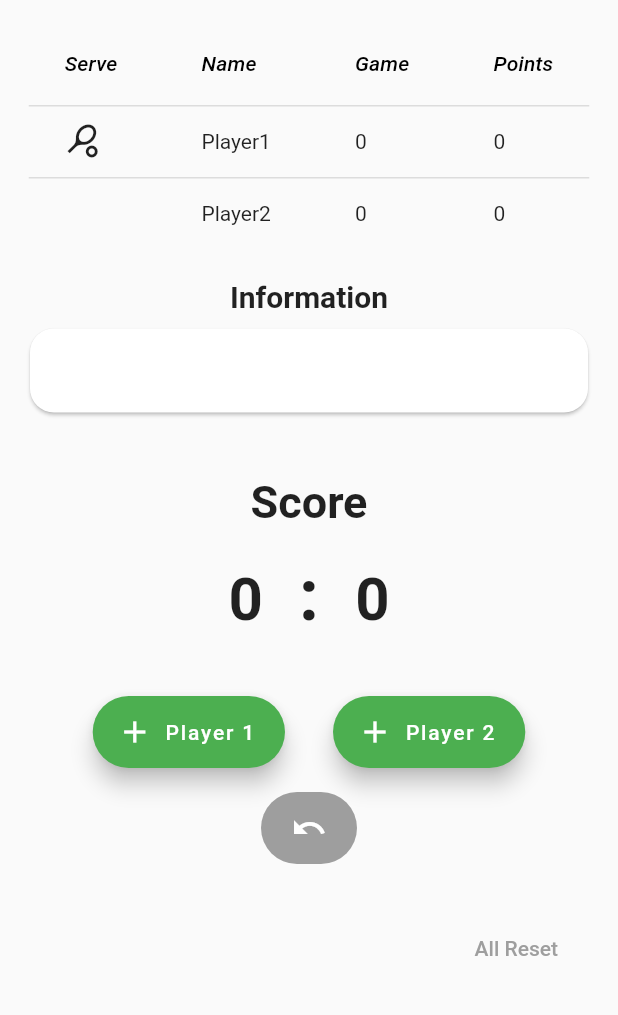
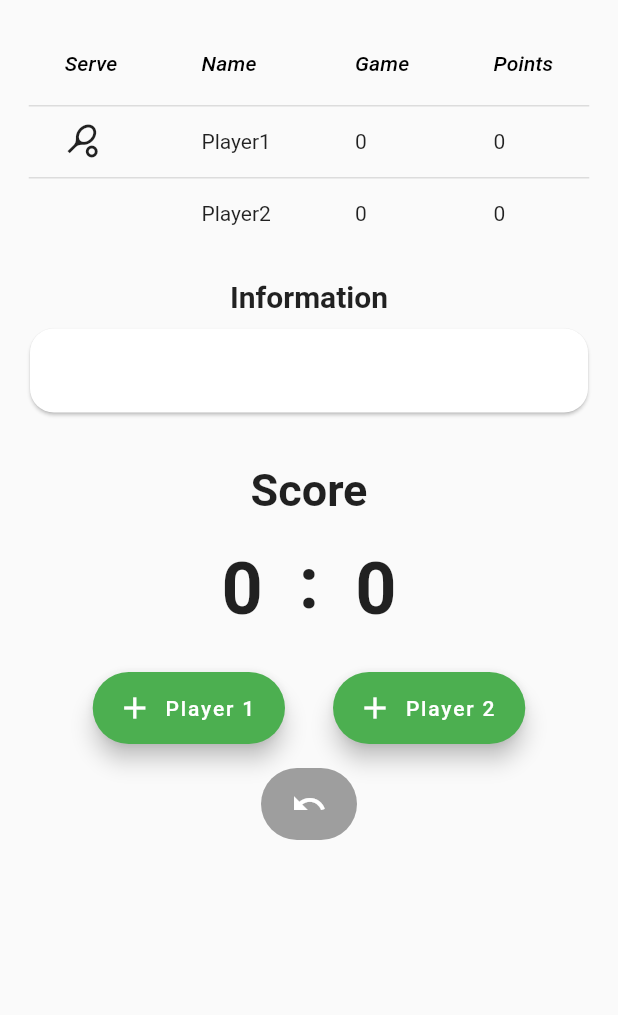
Before and after one commit to mosiccan/tennis_score_app, a Flutter app: the screen it shows after launch, after a tap on "Game Start", on a phone screen of 412 x 824 dp, the part 63-1078 px from its top. Run offline on Flutter 3.47's test engine with Material 2 defaults, Android fonts, the phone set to English and light mode, and no system bars.

Commit message:
feat: button 디자인 수정, all reset 삭제

```diff
--- a/lib/main.dart
+++ b/lib/main.dart
@@ -42,13 +42,31 @@ class _MyHomePageState extends State<MyHomePage> {
         ),
         backgroundColor: Colors.transparent,
         elevation: 0.0,
-
       ),
       body: Column(
         children: [
-          InkWell(
+          Row(
+            children: [
+              Container(
+                margin: EdgeInsets.fromLTRB(16, 24, 8, 16),
+                decoration: BoxDecoration(
+                    boxShadow: [
+                      BoxShadow(
+                        color: Colors.grey,
+                        offset: Offset(4.0, 4.0),
+                        blurRadius: 10.0,
+                        spreadRadius: 1.0,
+                      ),
+                      BoxShadow(
+                        color: Colors.white,
+                        offset: Offset(-4.0, -4.0),
+                        blurRadius: 10.0,
+                        spreadRadius: 1.0,
+                      )
+                    ]
+                ),
+                child: InkWell(
                   child: ClipRRect(
-              borderRadius: BorderRadius.circular(20),
                     child: Container(
                       alignment: Alignment.center,
                       child: Text( "Game Start",
@@ -58,16 +76,58 @@ class _MyHomePageState extends State<MyHomePage> {
                         ),
                         textAlign: TextAlign.center,
                       ),
-                width: 180,
-                height: 180,
+                      width: 172, // 160
+                      height: 229,  // 180
                       color: Colors.blueAccent.withOpacity(0.4),
                     ),
+                    borderRadius: BorderRadius.circular(20),
                   ),
                   onTap: (){
                     Navigator.push( context,
                         MaterialPageRoute( builder: (context) => korean_stadard_nodeuce_page() ) );
                   },
                 ),
+              ),
+              Container(
+                margin: EdgeInsets.fromLTRB(8, 24, 16, 16),
+                decoration: BoxDecoration(
+                  boxShadow: [
+                    BoxShadow(
+                      color: Colors.grey,
+                      offset: Offset(4.0, 4.0),
+                      blurRadius: 10.0,
+                      spreadRadius: 1.0,
+                    ),
+                    BoxShadow(
+                      color: Colors.white,
+                      offset: Offset(-4.0, -4.0),
+                      blurRadius: 10.0,
+                      spreadRadius: 1.0,
+                    )
+                  ]
+                ),
+                child: InkWell(
+                  child: ClipRRect(
+                    child: Container(
+                      alignment: Alignment.center,
+                      child: Text( "History",
+                        style: TextStyle(
+                          color: Colors.black,
+                          fontSize: 36,
+                        ),
+                        textAlign: TextAlign.center,
+                      ),
+                      width: 172, // 160
+                      height: 229,  // 180
+                      color: Colors.blueGrey.withOpacity(0.4),
+                    ),
+                    borderRadius: BorderRadius.circular(20),
+                  ),
+                  onTap: (){},
+                ),
+              ),
+            ],
+          ),
         ],
       ),
     );
--- a/lib/socreboard/korean_standard_nodeuce.dart
+++ b/lib/socreboard/korean_standard_nodeuce.dart
@@ -587,7 +587,7 @@ class _MyHomePageState extends State<MyHomePage> {
                     child: ListTile())),
             Container(
               // Score
-              margin: EdgeInsets.all(16),
+              margin: EdgeInsets.fromLTRB(0.0, 8, 0.0, 16),
               child: const Text(
                 'Score',
                 style: TextStyle(
@@ -608,7 +608,7 @@ class _MyHomePageState extends State<MyHomePage> {
                         currentPointP1(),
                         style: TextStyle(
                           fontWeight: FontWeight.bold,
-                          fontSize: 40,
+                          fontSize: 48,
                         ),
                       ),
                     )),
@@ -632,7 +632,7 @@ class _MyHomePageState extends State<MyHomePage> {
                         currentPointP2(),
                         style: TextStyle(
                           fontWeight: FontWeight.bold,
-                          fontSize: 40,
+                          fontSize: 48,
                         ),
                       ),
                     )),
@@ -642,7 +642,7 @@ class _MyHomePageState extends State<MyHomePage> {
               mainAxisAlignment: MainAxisAlignment.center,
               children: [
                 Container(
-                  margin: EdgeInsets.fromLTRB(0.0, 32, 16, 0.0),
+                  margin: EdgeInsets.fromLTRB(0.0, 24, 16, 0.0),
                   child: FloatingActionButton.extended(
                       onPressed: incrementCounterP1,
                       tooltip: 'Player 1 gets point',
@@ -650,7 +650,7 @@ class _MyHomePageState extends State<MyHomePage> {
                       label: Text("Player 1")),
                 ),
                 Container(
-                  margin: EdgeInsets.fromLTRB(16, 32, 0.0, 0.0),
+                  margin: EdgeInsets.fromLTRB(16, 24, 0.0, 0.0),
                   child: FloatingActionButton.extended(
                     onPressed: incrementCounterP2,
                     tooltip: 'Player 2 gets point',
@@ -668,19 +668,19 @@ class _MyHomePageState extends State<MyHomePage> {
                   backgroundColor: Colors.grey,
                   label: Icon(Icons.undo),
                 )),
-            Container(
-              alignment: Alignment.bottomRight,
-              margin: EdgeInsets.fromLTRB(32, 16, 32, 0.0),
-              child: TextButton(
-                style: TextButton.styleFrom(
-                  primary: Colors.grey,
-                ),
-                child: Text(
-                  'All Reset',
-                ),
-                onPressed: resetDialog,
-              ),
-            ),
+            // Container(
+            //   alignment: Alignment.bottomRight,
+            //   margin: EdgeInsets.fromLTRB(32, 16, 32, 0.0),
+            //   child: TextButton(
+            //     style: TextButton.styleFrom(
+            //       primary: Colors.grey,
+            //     ),
+            //     child: Text(
+            //       'All Reset',
+            //     ),
+            //     onPressed: resetDialog,
+            //   ),
+            // ),
           ],
         ),
       ),
```
Lines whose indentation alone changed are shown as unchanged.
